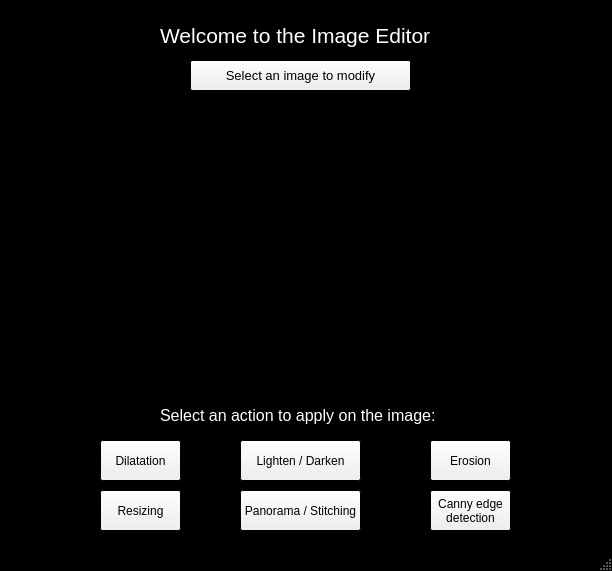
This is mainwindow.ui in yassir-kb/opencv as Qt 5 draws it before an edit. The edited form follows.
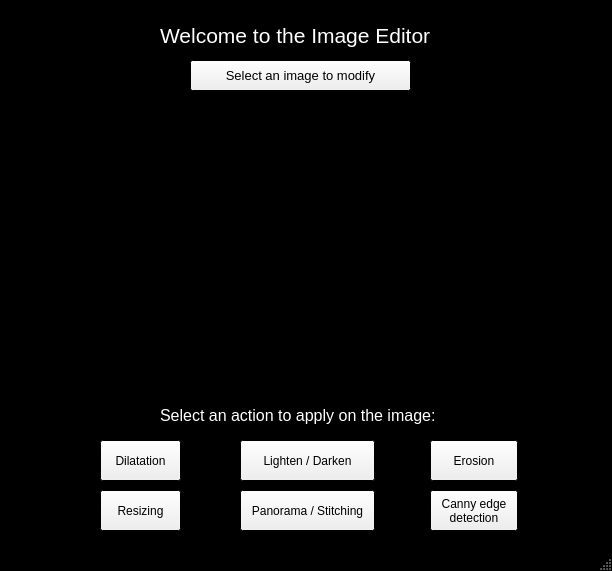
This is the edited form.

What changed in the file:
```diff
--- a/mainwindow.ui
+++ b/mainwindow.ui
@@ -141,7 +141,7 @@
      <rect>
       <x>430</x>
       <y>440</y>
-      <width>81</width>
+      <width>88</width>
       <height>41</height>
      </rect>
     </property>
@@ -167,7 +167,7 @@
      <rect>
       <x>240</x>
       <y>440</y>
-      <width>121</width>
+      <width>135</width>
       <height>41</height>
      </rect>
     </property>
@@ -180,7 +180,7 @@
      <rect>
       <x>240</x>
       <y>490</y>
-      <width>121</width>
+      <width>135</width>
       <height>41</height>
      </rect>
     </property>
@@ -206,7 +206,7 @@
      <rect>
       <x>430</x>
       <y>490</y>
-      <width>81</width>
+      <width>88</width>
       <height>41</height>
      </rect>
     </property>
```
